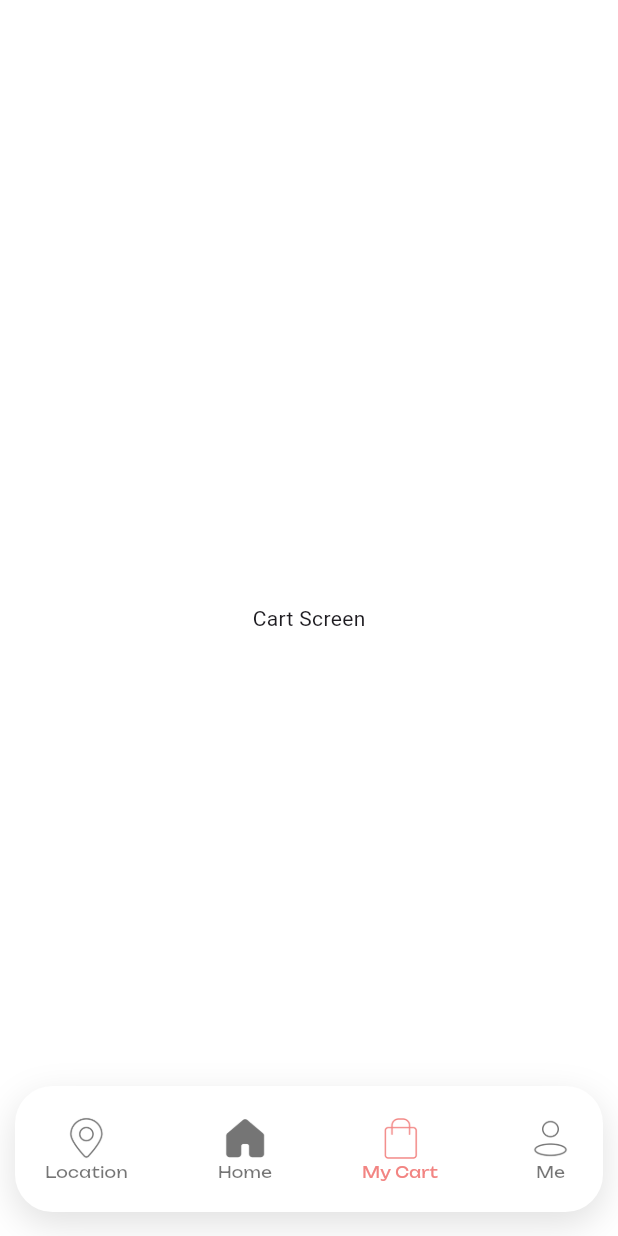
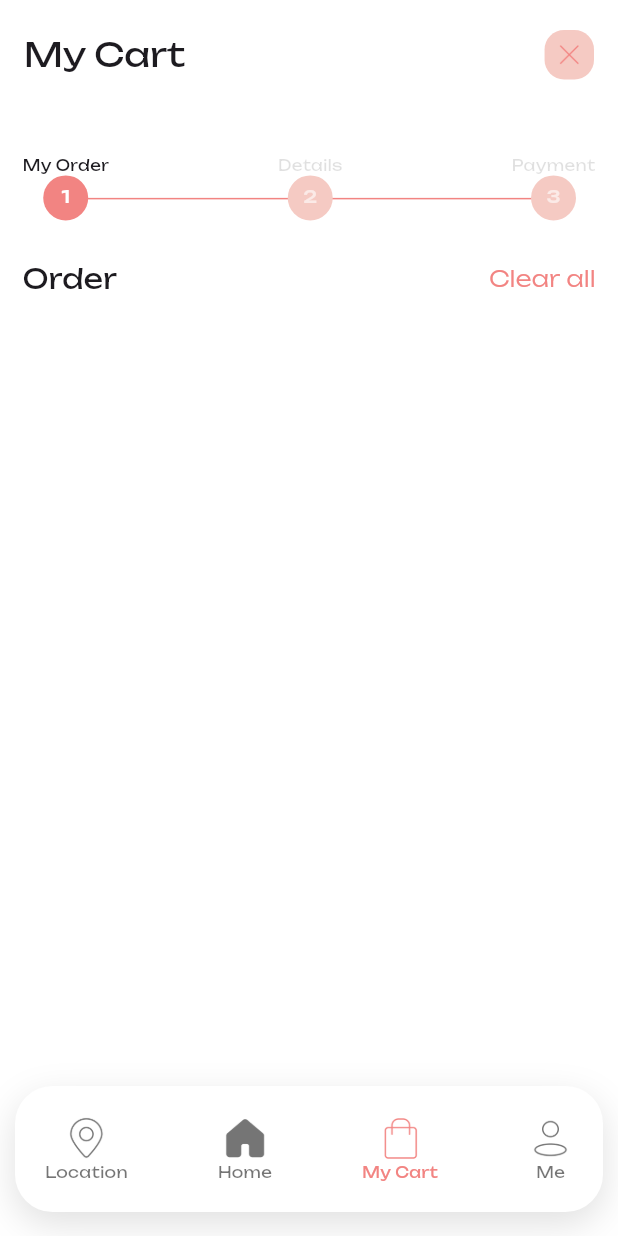
Before and after one commit to Rahul9439/foodee_mobile_app, a Flutter app: the screen it shows after launch, item 3 of the bottom bar chosen, on a phone screen of 412 x 824 dp. Run offline on Flutter 3.47's test engine with Material 3 defaults, Android fonts, the light colour scheme and no system bars; drawn by our look-alikes of badges; our stand-ins replace get, google_fonts, sizer.

Commit message:
added badge

```diff
--- a/lib/cart/controller/cart_controller.dart
+++ b/lib/cart/controller/cart_controller.dart
@@ -1,3 +1,4 @@
+import 'package:foodee_mobile_app/dashboard/controller/dashboard_controller.dart';
 import 'package:get/get.dart';
 import '../../home/model/category_model.dart';
 
@@ -49,6 +50,11 @@ class CartController extends GetxController {
       totalCartPrice += double.parse(item.totalPrice ?? '0.0');
     }
     update();
+    if(Get.isRegistered<DashboardController>()){
+      Get.lazyPut(()=>DashboardController());
+    }
+    Get.find<DashboardController>().cartCount = '${cartList.length}';
+    Get.find<DashboardController>().update();
   }
 
   void onClearCart() {
--- a/lib/dashboard/controller/dashboard_controller.dart
+++ b/lib/dashboard/controller/dashboard_controller.dart
@@ -1,4 +1,5 @@
 import 'package:flutter/material.dart';
+import 'package:foodee_mobile_app/cart/view/cart_screen.dart';
 import 'package:foodee_mobile_app/home/view/home_screen.dart';
 import 'package:get/get.dart';
 
@@ -8,6 +9,7 @@ class DashboardController extends GetxController{
   late List<DashboardModel> dashboardList;
   late List<Widget> dashboardScreensList;
   int selectedIndex = 0;
+  String? cartCount;
 
   @override
   void onInit() {
@@ -26,7 +28,7 @@ class DashboardController extends GetxController{
     dashboardScreensList = [
       const Center(child: Text('Location Screen')),
       const HomeScreen(),
-      const Center(child: Text('Cart Screen')),
+      const CartScreen(),
       const Center(child: Text('User Screen')),
     ];
   }
--- a/lib/dashboard/view/dashboard_screen.dart
+++ b/lib/dashboard/view/dashboard_screen.dart
@@ -17,9 +17,10 @@ class DashboardScreen extends StatelessWidget {
           return Scaffold(
             backgroundColor: Colors.white,
             body: controller.dashboardScreensList[controller.selectedIndex],
-            floatingActionButtonLocation: FloatingActionButtonLocation.centerFloat,
+            floatingActionButtonLocation:
+                FloatingActionButtonLocation.centerFloat,
             floatingActionButton: Container(
-                margin: const EdgeInsets.only(left: 10,right: 10),
+                margin: const EdgeInsets.only(left: 10, right: 10),
                 padding: const EdgeInsets.all(20),
                 width: double.maxFinite,
                 decoration: BoxDecoration(
@@ -40,6 +41,7 @@ class DashboardScreen extends StatelessWidget {
                       return DashboardWidget(
                         icon: dashboard.icon,
                         name: dashboard.name,
+                        cartQty: index == 2 ? '${controller.cartCount}' : '',
                         color: index != controller.selectedIndex
                             ? Colors.black54
                             : const Color(0xffF28482),
--- a/lib/dashboard/widget/dashboard_widget.dart
+++ b/lib/dashboard/widget/dashboard_widget.dart
@@ -1,14 +1,20 @@
 import 'package:flutter/material.dart';
-
+import 'package:badges/badges.dart' as badges;
 import '../../common_widget/common_text.dart';
 
 class DashboardWidget extends StatelessWidget {
   final Function() onTap;
   final String icon;
   final String name;
+  final String cartQty;
   final Color color;
   const DashboardWidget(
-      {super.key, required this.onTap, required this.icon, required this.name, required this.color});
+      {super.key,
+      required this.onTap,
+      required this.icon,
+      required this.name,
+      required this.color,
+      required this.cartQty});
 
   @override
   Widget build(BuildContext context) {
@@ -17,11 +23,21 @@ class DashboardWidget extends StatelessWidget {
       child: Column(
         mainAxisSize: MainAxisSize.min,
         children: [
-          Image.asset(
-            'assets/icons/$icon',
-            height: 30,
-            width: 30,
-            color: color,
+          badges.Badge(
+            position: badges.BadgePosition.topEnd(top: -4, end: 0),
+            badgeContent: CommonText(
+              title: cartQty,
+              fontSize: 8,
+              color: Colors.white,
+            ),
+            badgeStyle: const badges.BadgeStyle(badgeColor: Color(0xffF28482)),
+            showBadge: cartQty.isNotEmpty && cartQty != 'null' ? true : false,
+            child: Image.asset(
+              'assets/icons/$icon',
+              height: 30,
+              width: 30,
+              color: color,
+            ),
           ),
           CommonText(
             title: name,
--- a/pubspec.yaml
+++ b/pubspec.yaml
@@ -39,6 +39,7 @@ dependencies:
   google_fonts: ^6.2.1
   get_secure_storage: ^1.0.5
   sizer: ^3.0.5
+  badges: ^3.1.2
 
 dependency_overrides:
   lints: ^5.0.0
```
Also changed, not shown: pubspec.lock.
